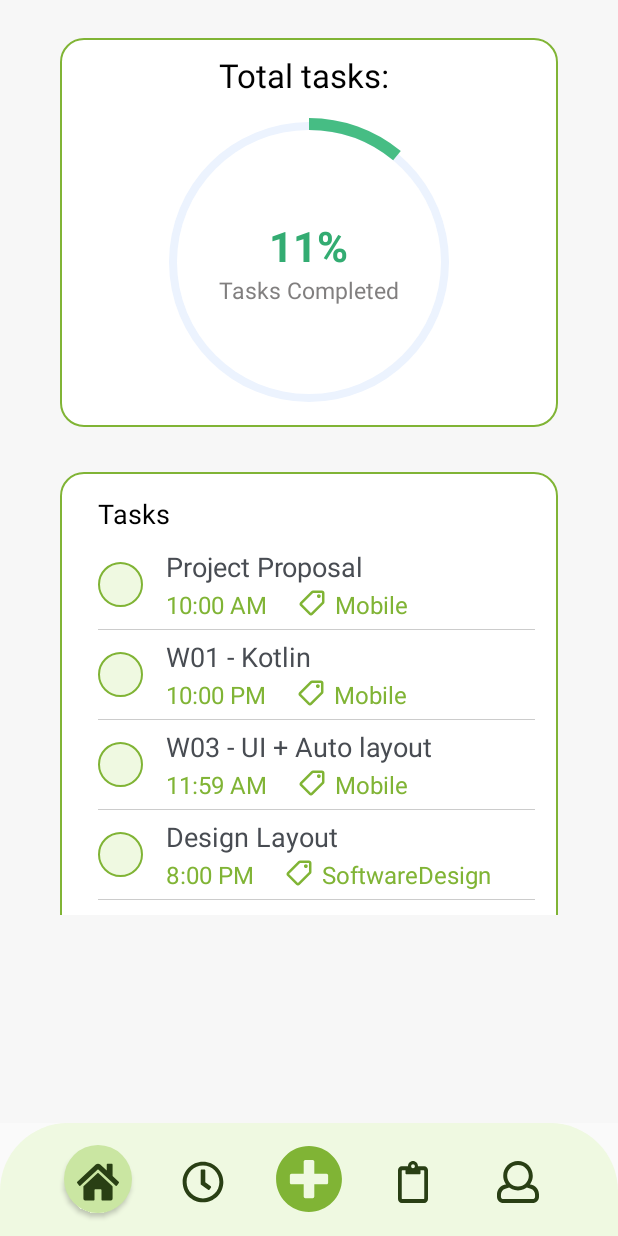
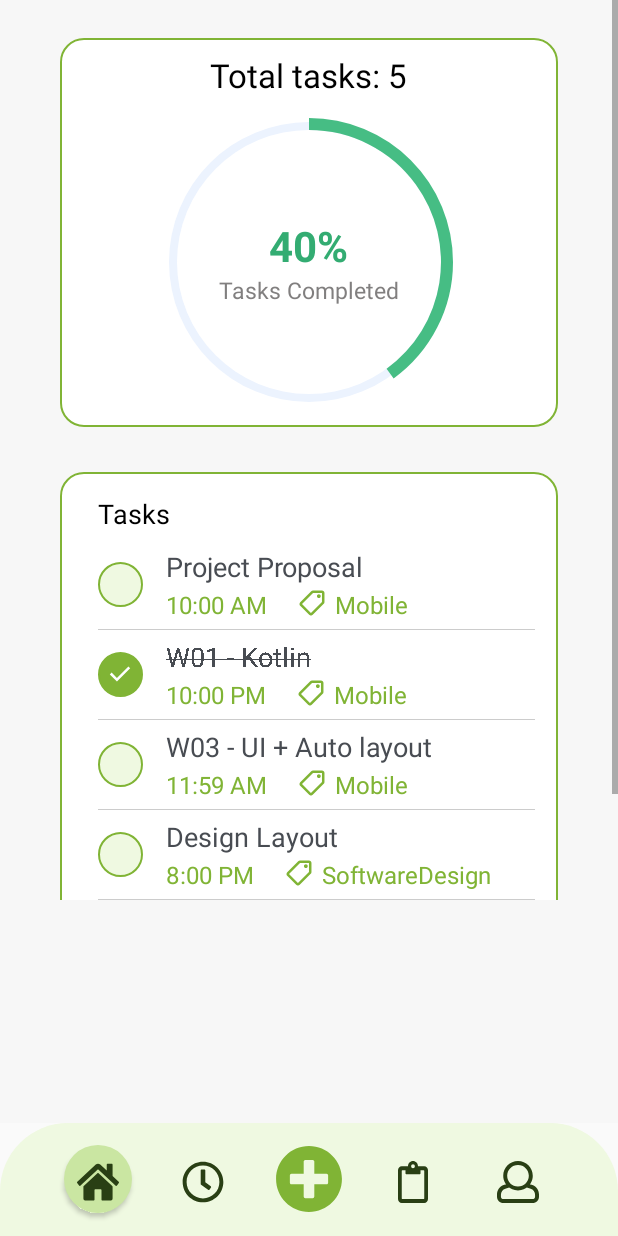
Before and after one commit to pmlinh21/Mobile-21KTPM1-Group05, an Android app built with Jetpack Compose: the fragment DailyReport placed in its activity, on a phone screen of 412 x 824 dp. Run offline under Robolectric (Android 15) with nearby library versions, the phone set to English and light mode, and no system bars; our stand-ins replace Firebase (no records; nobody signed in at launch, a user with empty details on screens opened directly).

Commit message:
Handle daily report progress bar and task done UI

```diff
--- a/ApplePie/app/src/main/java/com/example/applepie/DailyReport.kt
+++ b/ApplePie/app/src/main/java/com/example/applepie/DailyReport.kt
@@ -49,14 +49,17 @@ class DailyReport : Fragment() {
         val handler = Handler()
         handler.postDelayed(object : Runnable {
             override fun run() {
-                if (i <= 100) {
-                    progressText.text = "$i%"
-                    progressBar.progress = i
-                    i++
-                    handler.postDelayed(this, 200)
-                } else {
-                    handler.removeCallbacks(this)
-                }
+                val percentageDone = adapter.getPercentageDone().toInt()
+                progressBar.progress = percentageDone
+                progressText.text = "$percentageDone%"
+//                if (i <= 100) {
+//                    progressText.text = "$i%"
+//                    progressBar.progress = i
+//                    i++
+//                    handler.postDelayed(this, 200)
+//                } else {
+//                    handler.removeCallbacks(this)
+//                }
             }
         }, 200)
 
@@ -75,6 +78,10 @@ class DailyReport : Fragment() {
         tasksList.add(Task("", "8:00 PM", 2, 3, false,"", "", "Design Layout"))
         tasksList.add(Task("", "9:00 PM", 2, 3, true,"", "", "Handle Login Logic"))
 
+        val totalTasks = tasksList.size
+
+        total_tasks = rootView.findViewById(R.id.total_tasks)
+        total_tasks.text = "Total tasks: $totalTasks"
         return rootView
     }
 
@@ -105,4 +112,5 @@ class DailyReport : Fragment() {
     private lateinit var adapter: TaskListAdapter
     private val tasksList = ArrayList<Task>()
     private val lists = ArrayList<Lists>()
+    private lateinit var total_tasks: TextView
 }
--- a/ApplePie/app/src/main/java/com/example/applepie/TaskListAdapter.kt
+++ b/ApplePie/app/src/main/java/com/example/applepie/TaskListAdapter.kt
@@ -1,9 +1,11 @@
 package com.example.applepie
 
 import android.content.Context
+import android.graphics.Paint
 import android.view.LayoutInflater
 import android.view.View
 import android.view.ViewGroup
+import android.widget.ImageView
 import android.widget.TextView
 import androidx.recyclerview.widget.RecyclerView
 import com.example.applepie.database.Lists
@@ -23,6 +25,8 @@ class TaskListAdapter(context: Context, tasks: ArrayList<Task>, lists: ArrayList
         val taskTitleTextView: TextView = itemView.findViewById(R.id.taskTitleTextView)
         val dueDateTextView: TextView = itemView.findViewById(R.id.dueDateTextView)
         val listTextView: TextView = itemView.findViewById(R.id.listTextView)
+        val taskStatus: ImageView = itemView.findViewById(R.id.taskStatus)
+        val taskStatus_1: ImageView = itemView.findViewById(R.id.taskStatus_1)
     }
 
     override fun onCreateViewHolder(parent: ViewGroup, viewType: Int): ViewHolder {
@@ -32,7 +36,14 @@ class TaskListAdapter(context: Context, tasks: ArrayList<Task>, lists: ArrayList
 
     override fun onBindViewHolder(holder: ViewHolder, position: Int) {
         val currentTask = tasks[position]
+
         holder.taskTitleTextView.text = currentTask.title
+        if (currentTask.isDone) {
+            holder.taskTitleTextView.setPaintFlags(Paint.STRIKE_THRU_TEXT_FLAG);
+            holder.taskStatus.setImageResource(R.drawable.ic_circular_full)
+            holder.taskStatus_1.visibility = View.VISIBLE
+        }
+
         holder.dueDateTextView.text = currentTask.due_datetime
 
         val matchingList = lists.find { it.id_list == currentTask.id_list }
@@ -48,4 +59,10 @@ class TaskListAdapter(context: Context, tasks: ArrayList<Task>, lists: ArrayList
     override fun getItemCount(): Int {
         return tasks.size
     }
+
+    fun getPercentageDone(): Float {
+        val totalTasks = tasks.size
+        val doneTasks = tasks.filter { it.isDone }.count()
+        return if (totalTasks > 0) doneTasks.toFloat() / totalTasks * 100 else 0.0f
+    }
 }
--- /dev/null
+++ b/ApplePie/app/src/main/res/drawable/ic_circular_full.xml
@@ -0,0 +1,8 @@
+<?xml version="1.0" encoding="utf-8"?>
+<shape xmlns:android="http://schemas.android.com/apk/res/android">
+    <solid android:color="#80B435" />
+    <corners android:radius="1000dp" />
+    <stroke
+        android:width="1dp"
+        android:color="#80B435"/>
+</shape>
--- /dev/null
+++ b/ApplePie/app/src/main/res/drawable/ic_done.xml
@@ -0,0 +1,10 @@
+<vector xmlns:android="http://schemas.android.com/apk/res/android"
+    android:width="24dp"
+    android:height="24dp"
+    android:viewportWidth="960"
+    android:viewportHeight="960"
+    android:tint="@color/white">
+    <path
+        android:fillColor="@android:color/white"
+        android:pathData="M382,720L154,492L211,435L382,606L749,239L806,296L382,720Z"/>
+</vector>
--- a/ApplePie/app/src/main/res/layout/fragment_daily_report.xml
+++ b/ApplePie/app/src/main/res/layout/fragment_daily_report.xml
@@ -9,7 +9,7 @@
 
     <ScrollView
         android:layout_width="match_parent"
-        android:layout_height="610dp">
+        android:layout_height="600dp">
 
         <androidx.constraintlayout.widget.ConstraintLayout
             android:layout_width="match_parent"
--- a/ApplePie/app/src/main/res/layout/list_item_task.xml
+++ b/ApplePie/app/src/main/res/layout/list_item_task.xml
@@ -18,6 +18,14 @@
                 android:layout_width="30dp"
                 android:layout_height="30dp"
                 android:src="@drawable/ic_circular" />
+
+            <ImageView
+                android:id="@+id/taskStatus_1"
+                android:layout_width="20dp"
+                android:layout_height="20dp"
+                android:layout_gravity="center"
+                android:src="@drawable/ic_done"
+                android:visibility="invisible"/>
         </FrameLayout>
 
         <LinearLayout
@@ -33,7 +41,7 @@
                 android:layout_height="wrap_content"
                 android:textSize="18sp"
                 android:textColor="@color/black"
-                android:text="Task Title"/>
+                android:text="Task Title" />
 
             <LinearLayout
                 android:layout_width="match_parent"
```
